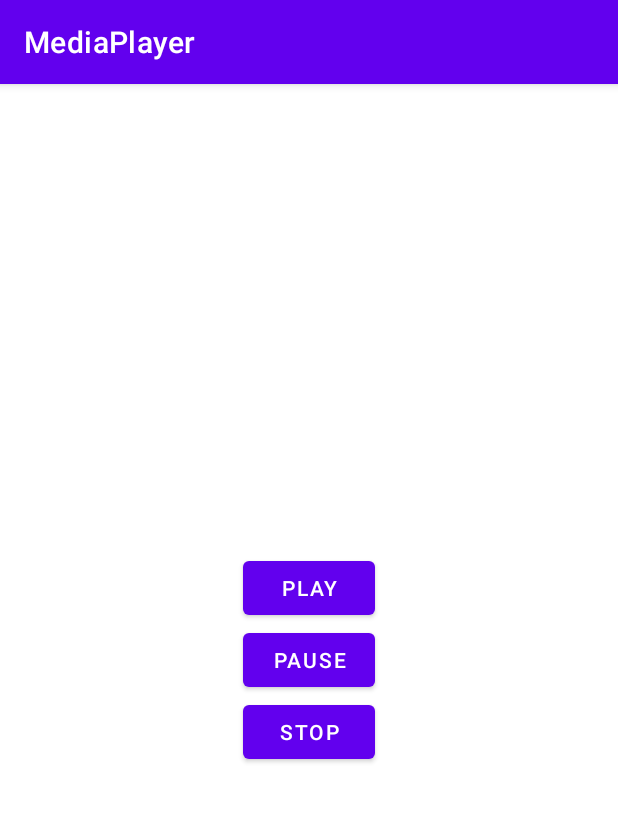
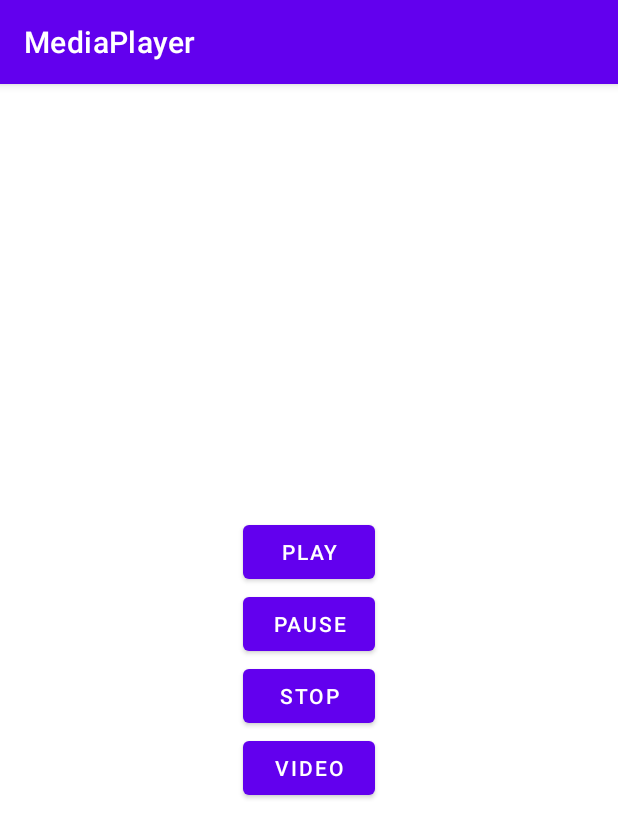
Before and after one commit to Victoriasaurio/APP-WITH-MULTIMEDIA, an Android app: the screen it shows after launch (MainActivity), on a phone screen of 412 x 824 dp. Shown: the top 838 px of the screen. Run offline under Robolectric (Android 15) with nearby library versions, the phone set to English and light mode, and no system bars.

Commit message:
Second commit

```diff
--- a/app/src/main/AndroidManifest.xml
+++ b/app/src/main/AndroidManifest.xml
@@ -18,6 +18,7 @@
                 <category android:name="android.intent.category.LAUNCHER" />
             </intent-filter>
         </activity>
+        <activity android:name=".video"/>
     </application>
 
 </manifest>
--- a/app/src/main/java/com/example/mediaplayer/MainActivity.java
+++ b/app/src/main/java/com/example/mediaplayer/MainActivity.java
@@ -2,6 +2,7 @@ package com.example.mediaplayer;
 
 import androidx.appcompat.app.AppCompatActivity;
 
+import android.content.Intent;
 import android.media.MediaPlayer;
 import android.os.Bundle;
 import android.view.View;
@@ -53,4 +54,9 @@ public class MainActivity extends AppCompatActivity {
         super.onStop();
         stopPlayer();
     }
+
+    public void video(View view) {
+        Intent intent = new Intent(this, video.class);
+        startActivity(intent);
+    }
 }
--- a/app/src/main/res/layout/activity_main.xml
+++ b/app/src/main/res/layout/activity_main.xml
@@ -29,4 +29,11 @@
         android:text="Stop"
         android:onClick="stop" />
 
+    <Button
+        android:layout_width="wrap_content"
+        android:layout_height="wrap_content"
+        android:id="@+id/idVideo"
+        android:text="Video"
+        android:onClick="video" />
+
 </LinearLayout>
```
Also changed, not shown: app/src/main/java/com/example/mediaplayer/video.java (added, +44 -0 lines), app/src/main/res/layout/video.xml (added, +12 -0 lines), 2 other files.
